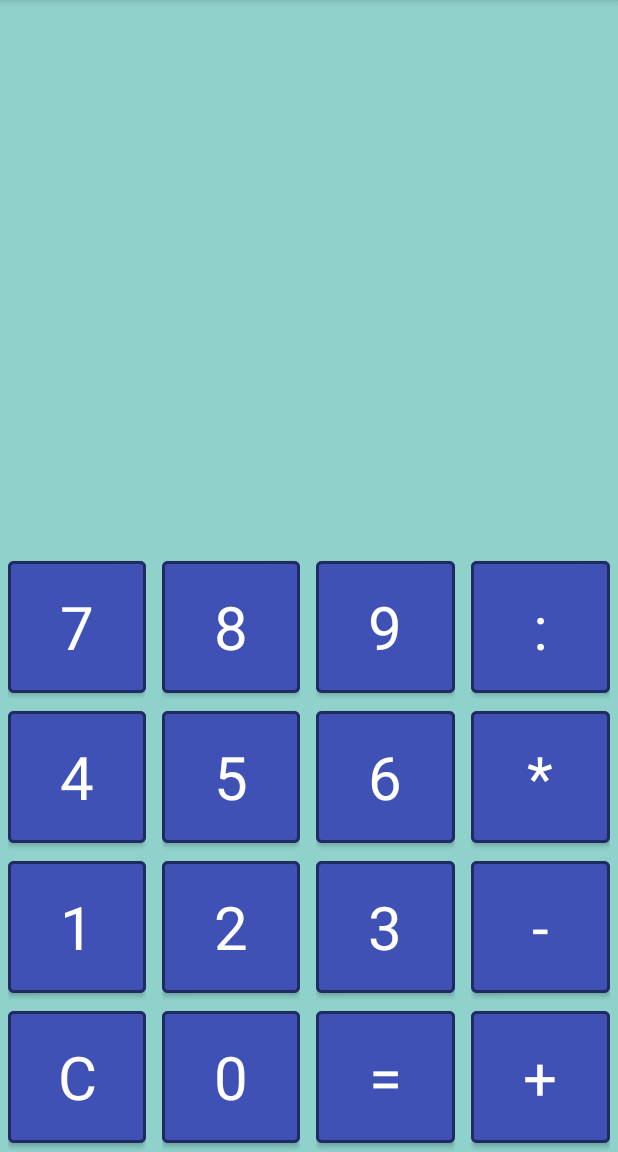
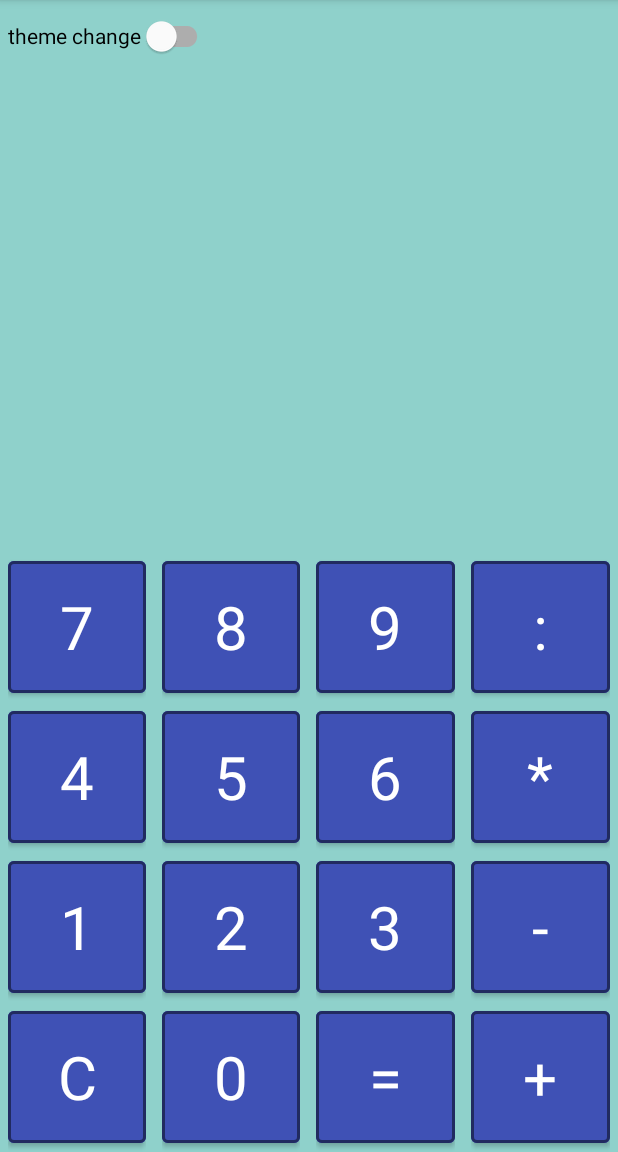
Before and after one commit to PrinceSch/Calculator, an Android app: the screen it shows after launch (MainActivity), on a phone screen of 412 x 824 dp, the part 84-1236 px from its top. Run offline under Robolectric (Android 15) with nearby library versions, the phone set to English and light mode, and no system bars.

Commit message:
1. Создайте активити с настройками, где включите выбор темы приложения.
не совсем поняла задание, если что не так - передалаю. цвет меняется по переключения свитча.

```diff
--- a/app/src/main/java/ru/geeekbrains/calculator/MainActivity.java
+++ b/app/src/main/java/ru/geeekbrains/calculator/MainActivity.java
@@ -2,9 +2,12 @@ package ru.geeekbrains.calculator;
 
 import androidx.appcompat.app.AppCompatActivity;
 
+import android.graphics.Color;
 import android.os.Bundle;
 import android.widget.Button;
 import android.widget.TextView;
+
+import com.google.android.material.switchmaterial.SwitchMaterial;
 
 public class MainActivity extends AppCompatActivity {
 
@@ -13,6 +16,7 @@ public class MainActivity extends AppCompatActivity {
 
     @Override
     protected void onCreate(Bundle savedInstanceState) {
+
         super.onCreate(savedInstanceState);
         setContentView(R.layout.activity_main);
         textView = findViewById(R.id.textView);
@@ -65,6 +69,18 @@ public class MainActivity extends AppCompatActivity {
         Button button_equals = findViewById(R.id.button_equals);
         button_equals.setOnClickListener(v -> calculatorLogic.equalsButton(button_equals, textView));
 
+        Button[] buttons = {button0, button1, button2, button3, button4, button5, button6,
+                button7, button8, button9, button_add, button_clear, button_div, button_equals,
+                button_multi, button_sub};
+
+        SwitchMaterial switchTheme = findViewById(R.id.switch2);
+        switchTheme.setOnCheckedChangeListener((buttonView, isChecked) -> {
+            for (Button b: buttons) {
+                b.setBackgroundColor(Color.parseColor("#531A50"));
+                b.setTextColor(Color.parseColor("#FF5722"));
+            }
+        });
+
     }
 
 }
--- a/app/src/main/res/layout/activity_main.xml
+++ b/app/src/main/res/layout/activity_main.xml
@@ -170,4 +170,11 @@
         android:textColor="@color/stroke"
         android:textSize="@dimen/textSizeView" />
 
+    <com.google.android.material.switchmaterial.SwitchMaterial
+        android:id="@+id/switch2"
+        android:layout_width="wrap_content"
+        android:layout_height="wrap_content"
+        android:layout_marginStart="5dp"
+        android:text="@string/theme_change" />
+
 </FrameLayout>
--- /dev/null
+++ b/app/src/main/res/values/attrs.xml
@@ -0,0 +1,4 @@
+<?xml version="1.0" encoding="utf-8"?>
+<resources>
+    <attr name="otherButton" format="reference"></attr>
+</resources>
--- a/app/src/main/res/values/colors.xml
+++ b/app/src/main/res/values/colors.xml
@@ -15,5 +15,5 @@
     <color name="background">#009688</color>
     <color name="backgroundTint">#70009688</color>
     <color name="otherButton">#531A50</color>
-    <color name="otherStroke">#423189</color>
+    <color name="otherStroke">#FF5722</color>
 </resources>
--- a/app/src/main/res/values/strings.xml
+++ b/app/src/main/res/values/strings.xml
@@ -16,4 +16,5 @@
     <string name="subtraction">-</string>
     <string name="multiplication">*</string>
     <string name="division">:</string>
+    <string name="theme_change">theme change</string>
 </resources>
```
